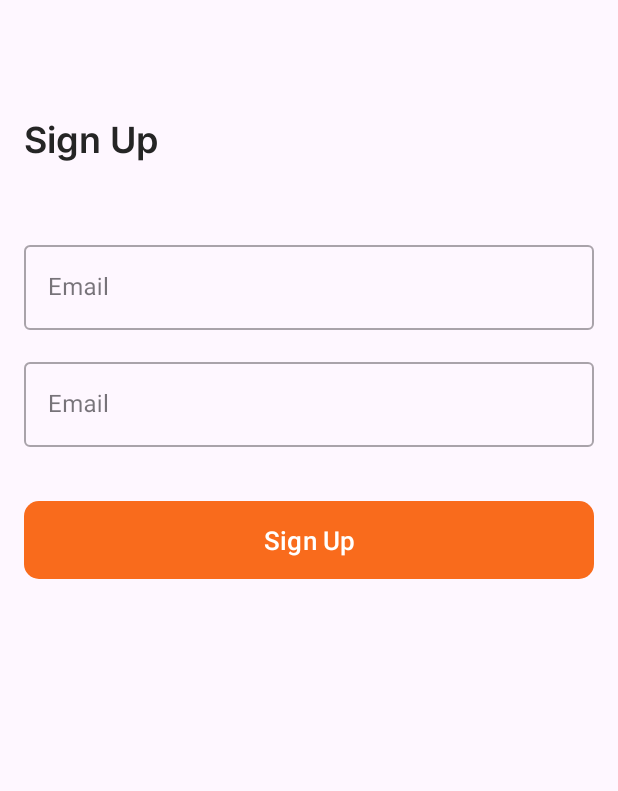
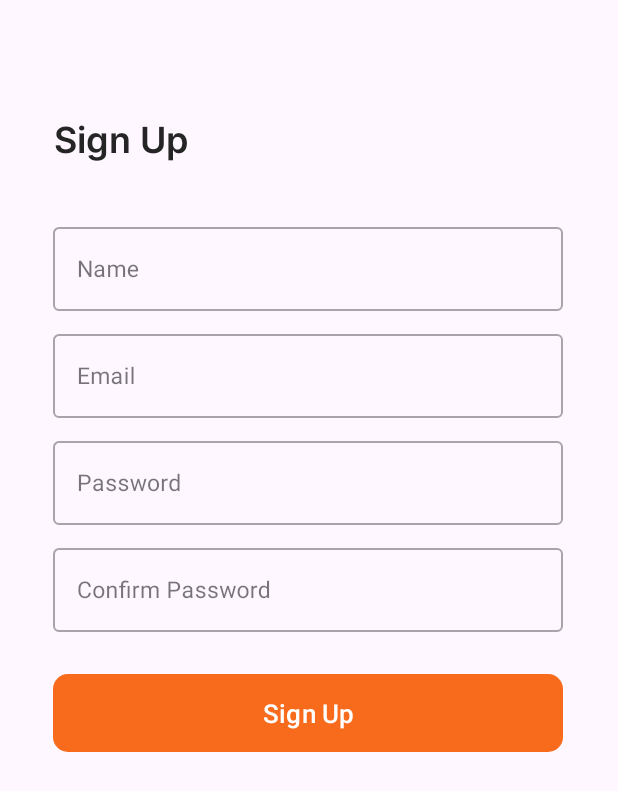
Before and after one commit to hngx-org/Curation-AI, an Android app: the EmailAuthScreen screen opened through its navigation route, on a phone screen of 412 x 824 dp. Shown: the top 791 px of the screen. Run offline under Robolectric (Android 15) with nearby library versions, the phone set to English and light mode, and no system bars; our stand-ins replace navigation-ui; libraries missing offline, so code that uses them is left out: com.shegs.hng_auth_library; 4 statements that could not run were skipped.

Commit message:
started authrntication with email

```diff
--- a/app/build.gradle.kts
+++ b/app/build.gradle.kts
@@ -44,7 +44,9 @@ android {
 
 dependencies {
 
+
     implementation("androidx.core:core-ktx:1.9.0")
+    implementation ("com.github.hngx-org:mirage-kotlin-auth-library:2.0.0")
     implementation("androidx.appcompat:appcompat:1.6.1")
     implementation("com.google.android.material:material:1.9.0")
     implementation("androidx.constraintlayout:constraintlayout:2.1.4")
--- a/app/src/main/res/layout/fragment_email_auth_screen.xml
+++ b/app/src/main/res/layout/fragment_email_auth_screen.xml
@@ -10,7 +10,7 @@
         android:id="@+id/signup_tv"
         android:layout_width="wrap_content"
         android:layout_height="wrap_content"
-        android:layout_marginStart="16dp"
+        android:layout_marginStart="36dp"
         android:layout_marginTop="75dp"
         android:fontFamily="@font/inter_semibold"
         android:text="@string/sign_up"
@@ -21,64 +21,101 @@
 
 
     <com.google.android.material.textfield.TextInputLayout
-        android:id="@+id/email_il"
+        android:id="@+id/nameLayout"
         style="@style/Widget.MaterialComponents.TextInputLayout.OutlinedBox"
-        android:layout_width="match_parent"
+        android:layout_width="340dp"
         android:layout_height="wrap_content"
-        android:layout_marginStart="16dp"
-        android:layout_marginTop="48dp"
-        android:layout_marginEnd="16dp"
-        android:hint="Email"
-        app:layout_constraintEnd_toEndOf="parent"
+        android:layout_marginStart="35dp"
+        android:layout_marginTop="36dp"
+        android:hint="Name"
+        android:paddingBottom="20dp"
         app:layout_constraintStart_toStartOf="parent"
         app:layout_constraintTop_toBottomOf="@+id/signup_tv">
+
+        <com.google.android.material.textfield.TextInputEditText
+            android:id="@+id/editTextName"
+            android:layout_width="340dp"
+            android:layout_height="wrap_content"
+            android:inputType="text"
+            android:maxLines="1"
+            android:textSize="15sp" />
+    </com.google.android.material.textfield.TextInputLayout>
+
+    <com.google.android.material.textfield.TextInputLayout
+        android:id="@+id/emailLayout"
+        style="@style/Widget.MaterialComponents.TextInputLayout.OutlinedBox"
+        android:layout_width="340dp"
+        android:layout_height="wrap_content"
+        android:layout_marginStart="35dp"
+        android:layout_marginTop="-10dp"
+        android:hint="Email"
+        android:paddingBottom="20dp"
+        app:layout_constraintStart_toStartOf="parent"
+        app:layout_constraintTop_toBottomOf="@+id/nameLayout">
 
         <com.google.android.material.textfield.TextInputEditText
             android:id="@+id/editTextEmail"
             android:layout_width="match_parent"
             android:layout_height="wrap_content"
             android:inputType="textEmailAddress"
-            android:maxLines="1" />
+            android:maxLines="1"
+            android:textSize="15sp" />
     </com.google.android.material.textfield.TextInputLayout>
 
     <com.google.android.material.textfield.TextInputLayout
-        android:id="@+id/password_input_layout"
+        android:id="@+id/confirmPasswordLayout"
         style="@style/Widget.MaterialComponents.TextInputLayout.OutlinedBox"
-        android:layout_width="match_parent"
+        android:layout_width="340dp"
         android:layout_height="wrap_content"
-        android:layout_marginStart="16dp"
-        android:layout_marginTop="16dp"
-        android:layout_marginEnd="16dp"
-        android:hint="Email"
-        app:layout_constraintEnd_toEndOf="parent"
+        android:layout_marginStart="35dp"
+        android:layout_marginTop="-10dp"
+        android:hint="Confirm Password"
+        android:paddingBottom="20dp"
         app:layout_constraintStart_toStartOf="parent"
-        app:layout_constraintTop_toBottomOf="@+id/email_il">
+        app:layout_constraintTop_toBottomOf="@+id/messageLayout">
+
+        <com.google.android.material.textfield.TextInputEditText
+            android:id="@+id/editTextConfirmPassword"
+            android:layout_width="match_parent"
+            android:layout_height="wrap_content"
+            android:inputType="text"
+            android:maxLines="1"
+            android:textSize="15sp" />
+    </com.google.android.material.textfield.TextInputLayout>
+
+    <com.google.android.material.textfield.TextInputLayout
+        android:id="@+id/messageLayout"
+        style="@style/Widget.MaterialComponents.TextInputLayout.OutlinedBox"
+        android:layout_width="340dp"
+        android:layout_height="wrap_content"
+        android:layout_marginStart="35dp"
+        android:layout_marginTop="-10dp"
+        android:hint="Password"
+        android:paddingBottom="20dp"
+        app:layout_constraintStart_toStartOf="parent"
+        app:layout_constraintTop_toBottomOf="@+id/emailLayout">
 
         <com.google.android.material.textfield.TextInputEditText
             android:id="@+id/editTextPassword"
             android:layout_width="match_parent"
             android:layout_height="wrap_content"
-            android:inputType="textEmailAddress"
-            android:maxLines="1" />
+            android:inputType="textPassword"
+            android:maxLines="5"
+            android:textSize="15sp" />
     </com.google.android.material.textfield.TextInputLayout>
-
 
     <Button
         android:id="@+id/sign_up_btn"
-        android:layout_width="match_parent"
+        android:layout_width="340dp"
         android:layout_height="60dp"
-        android:layout_marginStart="16dp"
-        android:layout_marginTop="32dp"
-        android:layout_marginEnd="16dp"
+        android:layout_marginStart="35dp"
+        android:layout_marginTop="4dp"
         android:layout_weight="1"
         android:text="@string/sign_up"
         android:textSize="17sp"
         app:cornerRadius="10dp"
-        app:layout_constraintEnd_toEndOf="parent"
         app:layout_constraintStart_toStartOf="parent"
-        app:layout_constraintTop_toBottomOf="@+id/password_input_layout" />
-
-
+        app:layout_constraintTop_toBottomOf="@+id/confirmPasswordLayout" />
 
 
 </androidx.constraintlayout.widget.ConstraintLayout>
--- a/app/src/main/res/values/strings.xml
+++ b/app/src/main/res/values/strings.xml
@@ -9,6 +9,7 @@
     <string name="email_signup">Sign up with Email</string>
     <string name="continue_with_google">Continue with Google</string>
     <string name="sign_up">Sign Up</string>
+    <string name="login">Already have an account?<u>Login</u> </string>
 
 
 </resources>
--- a/settings.gradle.kts
+++ b/settings.gradle.kts
@@ -10,6 +10,9 @@ dependencyResolutionManagement {
     repositories {
         google()
         mavenCentral()
+        maven {
+            url = uri("https://www.jitpack.io")
+        }
     }
 }
 
```
Also changed, not shown: app/src/main/java/com/panther/contentai/EmailAuthScreen.kt (+61 -3 lines), app/src/main/java/com/panther/contentai/LogIn.kt (added, +27 -0 lines), app/src/main/res/layout/fragment_log_in.xml (added, +77 -0 lines), app/src/main/res/layout/fragment_signin_screen.xml (+10 -0 lines).
